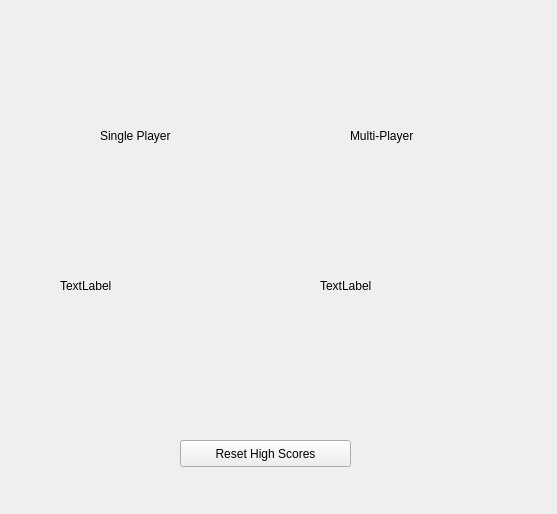
ductapeofdoom/cps111brickbreaker, file CPS111BrickBreaker/highscorewindow.ui: the form before one commit.
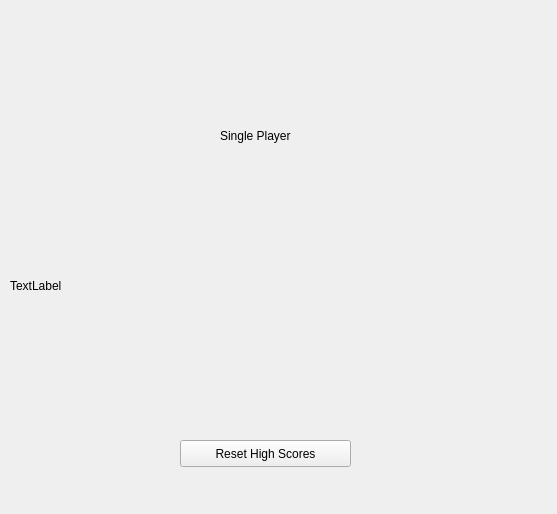
The form after the commit. Icons and pictures are not drawn.

```diff
--- a/CPS111BrickBreaker/highscorewindow.ui
+++ b/CPS111BrickBreaker/highscorewindow.ui
@@ -45,7 +45,7 @@
   <widget class="QLabel" name="label">
    <property name="geometry">
     <rect>
-     <x>100</x>
+     <x>220</x>
      <y>120</y>
      <width>111</width>
      <height>31</height>
@@ -55,38 +55,12 @@
     <string>Single Player</string>
    </property>
   </widget>
-  <widget class="QLabel" name="label_2">
-   <property name="geometry">
-    <rect>
-     <x>350</x>
-     <y>120</y>
-     <width>111</width>
-     <height>31</height>
-    </rect>
-   </property>
-   <property name="text">
-    <string>Multi-Player</string>
-   </property>
-  </widget>
   <widget class="QLabel" name="lblSPHS">
    <property name="geometry">
     <rect>
-     <x>60</x>
+     <x>10</x>
      <y>150</y>
-     <width>201</width>
-     <height>271</height>
-    </rect>
-   </property>
-   <property name="text">
-    <string>TextLabel</string>
-   </property>
-  </widget>
-  <widget class="QLabel" name="lblMPHS">
-   <property name="geometry">
-    <rect>
-     <x>320</x>
-     <y>150</y>
-     <width>201</width>
+     <width>531</width>
      <height>271</height>
     </rect>
    </property>
```
